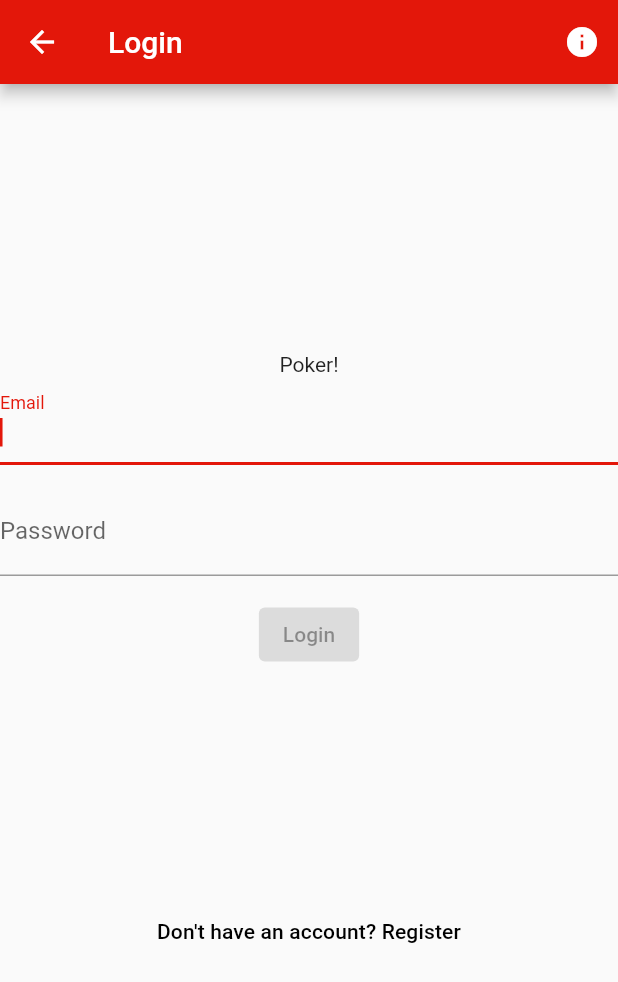
After one commit to Matesaktesak/PokerTS_flutter, a Flutter app: the LoginPage screen opened directly, on a phone screen of 412 x 824 dp. The commit adds this screen. Shown: the top 982 px of the screen. Run offline on Flutter 3.47's test engine with Material 2 defaults, Android fonts, the phone set to English and light mode, and no system bars.

Commit message:
Added color pallete and a test login page

```diff
--- /dev/null
+++ b/lib/login.dart
@@ -0,0 +1,67 @@
+import 'package:flutter/material.dart';
+
+class LoginPage extends StatelessWidget{
+  const LoginPage({Key? key}) : super(key: key);
+
+  @override
+  Widget build(BuildContext context){
+    return Scaffold(
+      //backgroundColor: surfaceWhite,
+      appBar: AppBar(
+        title: const Text("Login"),
+        //backgroundColor: primary,
+        actions: [IconButton(onPressed: () => {
+
+        }, icon: const Icon(Icons.info))],
+      ),
+      body: Center(
+        child: Container(
+          width: 500,
+          child: Column(
+            crossAxisAlignment: CrossAxisAlignment.center,
+            mainAxisAlignment: MainAxisAlignment.center,
+            children: [
+              const Text("Poker!"),
+              const TextField(
+                autofocus: true,
+                decoration: InputDecoration(
+                  labelText: "Email"
+                ),
+              ),
+              const SizedBox(height: 15,),
+              //Text("Password:"),
+              const TextField(
+                decoration: InputDecoration(
+                  labelText: "Password",
+                ),
+                obscureText: true,
+              ),
+              const SizedBox(height: 15,),
+              ElevatedButton(onPressed: null, /*loginPressed(context), */ child: Text("Login")),
+              const SizedBox(
+                height: 150,
+              ),
+              TextButton(
+                onPressed: registerPressed,
+                child: Text("Don't have an account? Register",
+                  textAlign: TextAlign.center,
+                style: Theme.of(context).textTheme.subtitle2,
+                ),
+              )
+            ],
+          ),
+        ),
+      ),
+    );
+  }
+
+  VoidCallback? registerPressed(){
+    return null;
+  }
+
+  VoidCallback? loginPressed(BuildContext context){
+    Navigator.pushNamed(context, "/playfield");
+    return null;
+    //Navigator.push(context, PlayField("gameId"));
+  }
+}
```
Also changed, not shown: lib/colors.dart (added, +8 -0 lines), lib/main.dart (+33 -15 lines), lib/playcard.dart (added, +18 -0 lines), lib/playfield.dart (added, +41 -0 lines), 1 other file.
